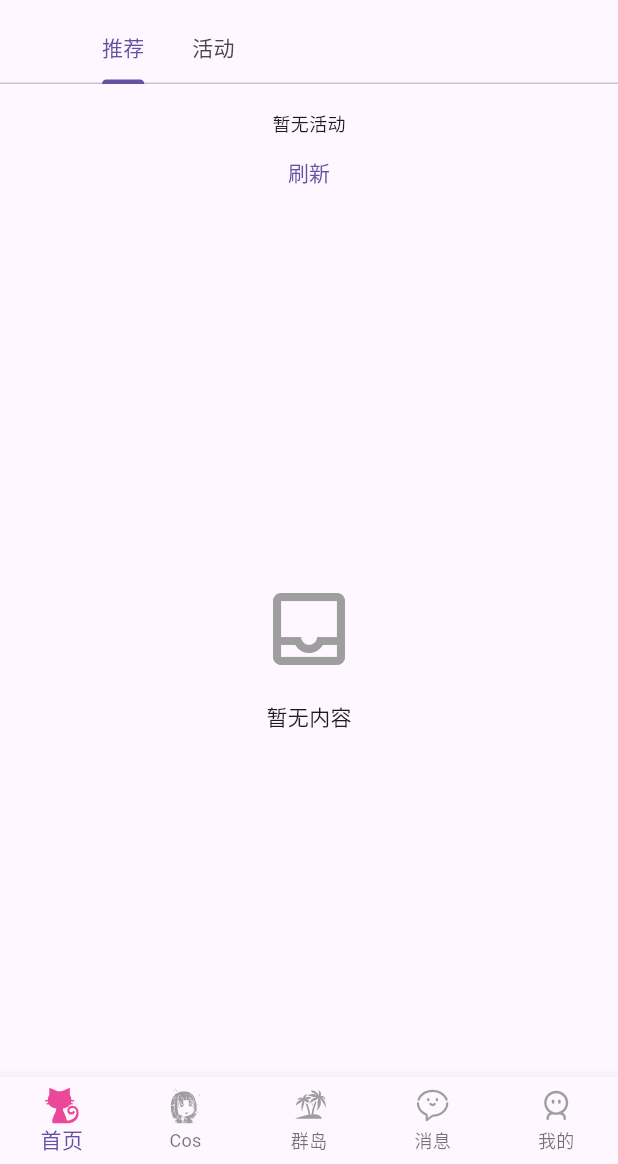
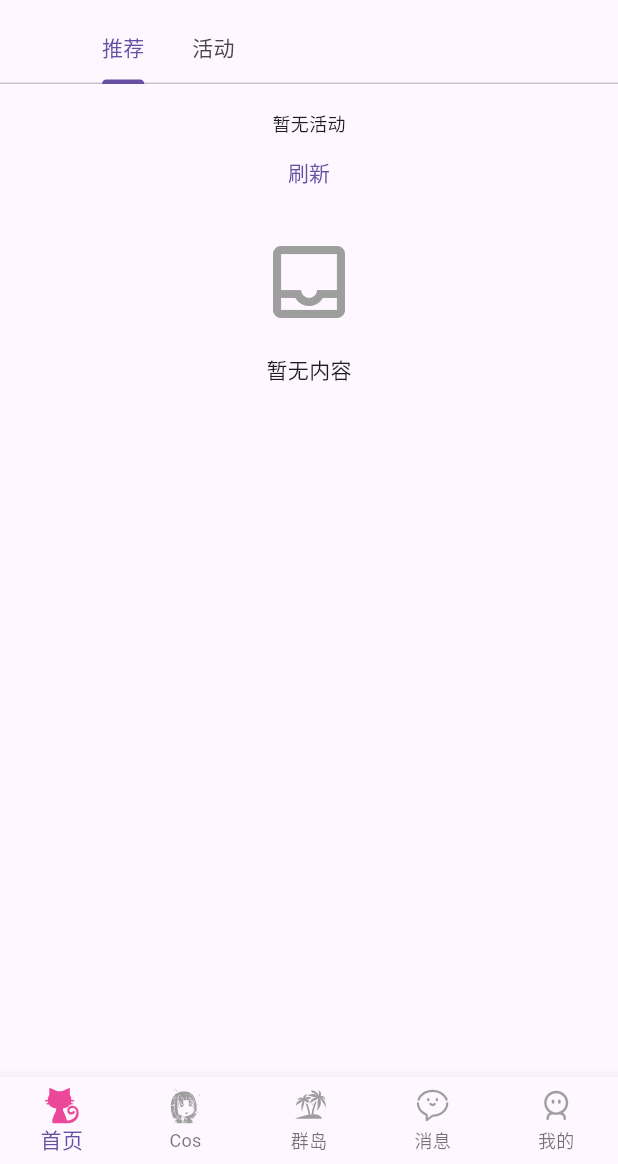
Before and after one commit to xi1xi1/iACG, a Flutter app: the screen it shows after launch, on a phone screen of 412 x 824 dp, the part 72-1236 px from its top. Run offline on Flutter 3.47's test engine with Material 3 defaults, Android fonts, the phone set to English and light mode, and no system bars; our stand-ins replace cached_network_image, flutter_svg, image_picker, shared_preferences, supabase_flutter; accounts and stored records are empty.

Commit message:
双瀑布优化

```diff
--- a/lib/features/home/home_page.dart
+++ b/lib/features/home/home_page.dart
@@ -161,17 +161,33 @@ class _HomePageState extends State<HomePage>
     );
   }
 
+  // 修改：创建一个新的推荐页面，将活动预览整合到滚动视图中
+  Widget _buildRecommendPage() {
+    return CustomScrollView(
+      slivers: [
+        // 热门活动部分
+        SliverToBoxAdapter(
+          child: _buildEventsPreview(),
+        ),
+        // 推荐内容部分 - 现在 HomeRecommendTab 返回一个 Sliver
+        const HomeRecommendTab(),
+      ],
+    );
+  }
+
   Widget _buildEventsPreview() {
     if (_isEventsLoading) {
-      return const SizedBox(
+      return Container(
         height: 180, // 固定高度
-        child: Center(child: CircularProgressIndicator()),
+        padding: const EdgeInsets.symmetric(vertical: 16),
+        child: const Center(child: CircularProgressIndicator()),
       );
     }
 
     if (_eventsError != null) {
-      return SizedBox(
+      return Container(
         height: 100,
+        padding: const EdgeInsets.symmetric(vertical: 16),
         child: Center(
           child: Column(
             mainAxisAlignment: MainAxisAlignment.center,
@@ -188,8 +204,9 @@ class _HomePageState extends State<HomePage>
     }
 
     if (_events.isEmpty) {
-      return SizedBox(
+      return Container(
         height: 100,
+        padding: const EdgeInsets.symmetric(vertical: 16),
         child: Center(
           child: Column(
             mainAxisAlignment: MainAxisAlignment.center,
@@ -205,19 +222,21 @@ class _HomePageState extends State<HomePage>
       );
     }
 
-    return Column(
+    return Container(
+      color: Colors.grey[50], // 添加背景色区分
+      child: Column(
         crossAxisAlignment: CrossAxisAlignment.start,
         children: [
           // 标题区域
           Padding(
-          padding: const EdgeInsets.fromLTRB(16, 12, 16, 8), // 减少顶部间距
+            padding: const EdgeInsets.fromLTRB(16, 16, 16, 8), // 调整顶部间距
             child: Row(
               mainAxisAlignment: MainAxisAlignment.spaceBetween,
               children: [
                 const Text(
                   '热门活动',
                   style: TextStyle(
-                  fontSize: 16, // 减小标题字体
+                    fontSize: 16,
                     fontWeight: FontWeight.bold,
                   ),
                 ),
@@ -228,7 +247,7 @@ class _HomePageState extends State<HomePage>
                   },
                   child: const Text(
                     '查看全部',
-                  style: TextStyle(fontSize: 12, color: Colors.blue), // 减小字体
+                    style: TextStyle(fontSize: 12, color: Colors.blue),
                   ),
                 ),
               ],
@@ -236,7 +255,7 @@ class _HomePageState extends State<HomePage>
           ),
           // 活动卡片滑动区域
           SizedBox(
-          height: 190, // 减少整体高度
+            height: 190,
             child: PageView.builder(
               controller: _eventPageController,
               itemCount: _events.length,
@@ -247,21 +266,21 @@ class _HomePageState extends State<HomePage>
               },
               itemBuilder: (context, index) {
                 return Padding(
-                padding: const EdgeInsets.symmetric(horizontal: 6), // 减少水平间距
+                  padding: const EdgeInsets.symmetric(horizontal: 6),
                   child: _buildEventCard(_events[index]),
                 );
               },
             ),
           ),
           // 指示器
-        const SizedBox(height: 6), // 减少间距
+          const SizedBox(height: 6),
           Row(
             mainAxisAlignment: MainAxisAlignment.center,
             children: List.generate(_events.length, (index) {
               return Container(
-              width: 6, // 减小指示器大小
+                width: 6,
                 height: 6,
-              margin: const EdgeInsets.symmetric(horizontal: 3), // 减少边距
+                margin: const EdgeInsets.symmetric(horizontal: 3),
                 decoration: BoxDecoration(
                   shape: BoxShape.circle,
                   color: _currentEventPage == index
@@ -271,8 +290,9 @@ class _HomePageState extends State<HomePage>
               );
             }),
           ),
-        const SizedBox(height: 12), // 减少底部间距
+          const SizedBox(height: 16), // 增加底部间距
         ],
+      ),
     );
   }
 
@@ -350,15 +370,8 @@ class _HomePageState extends State<HomePage>
       body: TabBarView(
         controller: _tabController,
         children: [
-          // 推荐标签页 - 使用ListView避免溢出
-          Column(
-            children: [
-              _buildEventsPreview(),
-              const Expanded(
-                child: HomeRecommendTab(),
-              ),
-            ],
-          ),
+          // 推荐标签页 - 使用整合的滚动视图
+          _buildRecommendPage(),
           // 活动标签页
           const HomeEventsTab(),
         ],
--- a/lib/features/home/home_recommend_tab.dart
+++ b/lib/features/home/home_recommend_tab.dart
@@ -1,112 +1,44 @@
 import 'package:flutter/material.dart';
+import 'package:flutter_staggered_grid_view/flutter_staggered_grid_view.dart';
 import '../../services/post_service.dart';
 import '../../widgets/post_card.dart';
 import '../../widgets/loading_view.dart';
 import '../../widgets/error_view.dart';
 import '../../widgets/empty_view.dart';
 
-class HomeRecommendTab extends StatefulWidget {
+class HomeRecommendTab extends StatelessWidget {
   const HomeRecommendTab({super.key});
 
   @override
-  State<HomeRecommendTab> createState() => _HomeRecommendTabState();
-}
+  Widget build(BuildContext context) {
+    return FutureBuilder<List<Map<String, dynamic>>>(
+      future: PostService().fetchRecommendPosts(),
+      builder: (context, snapshot) {
+        if (snapshot.connectionState == ConnectionState.waiting) {
+          return const SliverToBoxAdapter(child: LoadingView());
+        }
 
-class _HomeRecommendTabState extends State<HomeRecommendTab> {
-  final List<Map<String, dynamic>> _posts = [];
-  bool _isLoading = true;
-  String? _error;
+        if (snapshot.hasError) {
+          return SliverToBoxAdapter(child: ErrorView(error: snapshot.error.toString()));
+        }
 
-  @override
-  void initState() {
-    super.initState();
-    _loadPosts();
-  }
+        if (!snapshot.hasData || snapshot.data!.isEmpty) {
+          return const SliverToBoxAdapter(child: EmptyView());
+        }
 
-  Future<void> _loadPosts() async {
-    try {
-      setState(() {
-        _isLoading = true;
-        _error = null;
-      });
+        final posts = snapshot.data!;
 
-      final result = await PostService().fetchRecommendPosts();
-      setState(() {
-        _posts.clear();
-        _posts.addAll(result);
-      });
-    } catch (e) {
-      setState(() {
-        _error = e.toString();
-      });
-    } finally {
-      setState(() {
-        _isLoading = false;
-      });
-    }
-  }
-
-  @override
-  Widget build(BuildContext context) {
-    if (_isLoading) return const LoadingView();
-    if (_error != null) return ErrorView(error: _error!);
-    if (_posts.isEmpty) return const EmptyView();
-
-    // 将帖子分成左右两列
-    List<Map<String, dynamic>> leftPosts = [];
-    List<Map<String, dynamic>> rightPosts = [];
-
-    for (int i = 0; i < _posts.length; i++) {
-      if (i % 2 == 0) {
-        leftPosts.add(_posts[i]);
-      } else {
-        rightPosts.add(_posts[i]);
-      }
-    }
-
-    // 在 HomeRecommendTab 的 build 方法中
-    return RefreshIndicator(
-      onRefresh: _loadPosts,
-      child: Padding(
-        padding: const EdgeInsets.symmetric(horizontal: 6), // 减少整体水平内边距
-        child: CustomScrollView(
-          physics: const BouncingScrollPhysics(),
-          slivers: [
-            SliverToBoxAdapter(
-              child: Row(
-                crossAxisAlignment: CrossAxisAlignment.start,
-                children: [
-                  // 左列
-                  Expanded(
-                    child: Column(
-                      children: leftPosts.map((post) {
-                        return PostCard(
-                          post: post,
-                          isLeftColumn: true,
-                        );
-                      }).toList(),
-                    ),
-                  ),
-
-                  const SizedBox(width: 6), // 减少列间距
-
-                  // 右列
-                  Expanded(
-                    child: Column(
-                      children: rightPosts.map((post) {
-                        return PostCard(
-                          post: post,
-                          isLeftColumn: false,
-                        );
-                      }).toList(),
-                    ),
-                  ),
-                ],
-              ),
-            ),
-          ],
-        ),
-      ),
+        return SliverMasonryGrid.count(
+          crossAxisCount: 2,
+          mainAxisSpacing: 16,
+          crossAxisSpacing: 8,
+          childCount: posts.length,
+          itemBuilder: (context, index) {
+            final post = posts[index];
+            return PostCard(post: post);
+          },
+        );
+      },
     );
   }
 }
--- a/pubspec.yaml
+++ b/pubspec.yaml
@@ -12,7 +12,7 @@ dependencies:
   flutter:
     sdk: flutter
   flutter_svg: ^2.0.9
-
+  flutter_staggered_grid_view: ^0.7.0
 
   cupertino_icons: ^1.0.8
   supabase_flutter: ^2.1.0
```
Also changed, not shown: pubspec.lock. Lines whose indentation alone changed are shown as unchanged.
